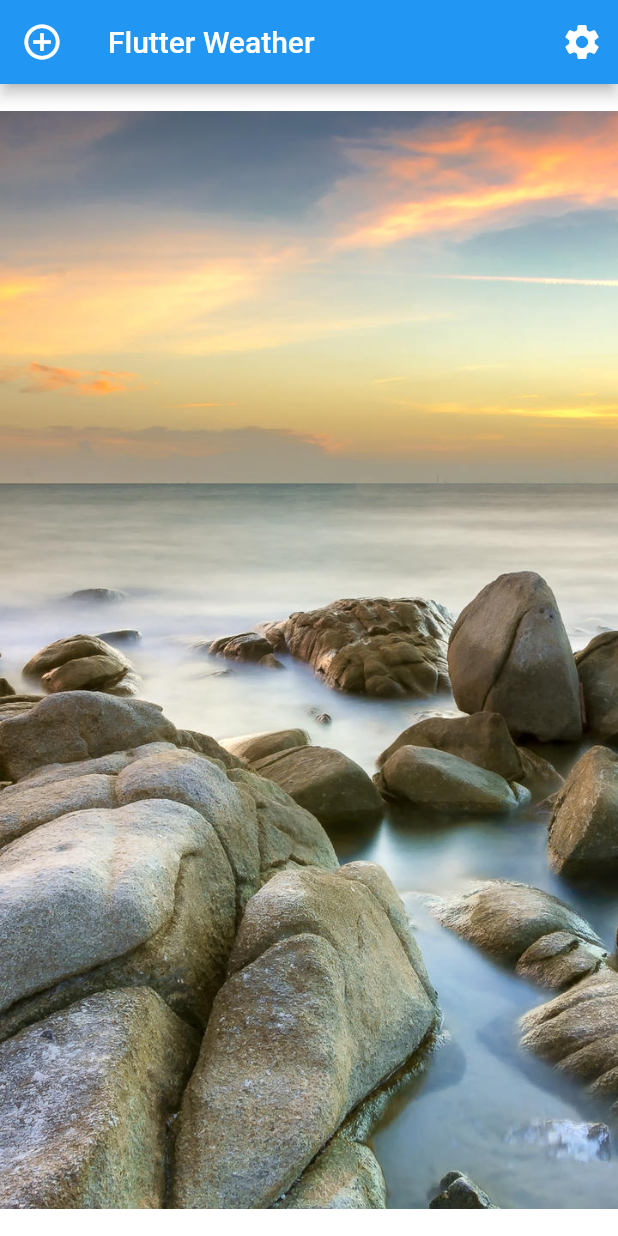
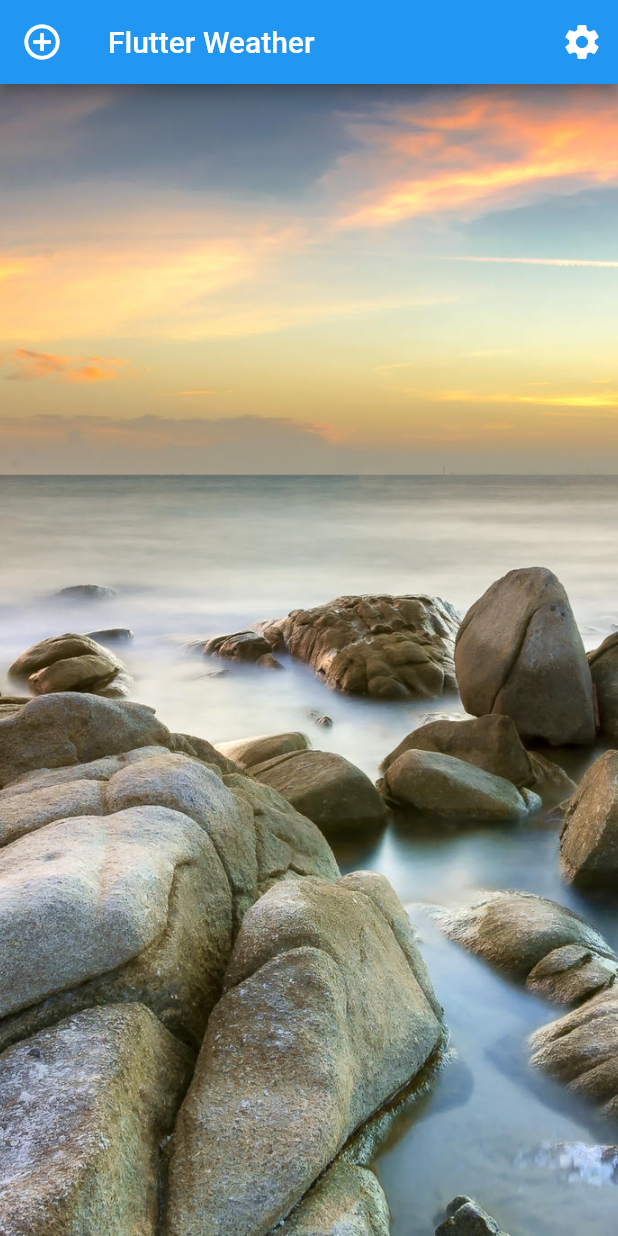
Before and after one commit to cxjwin/flutter_weather, a Flutter app: the screen it shows after launch, on a phone screen of 412 x 824 dp. Run offline on Flutter 3.47's test engine with Material 2 defaults, Android fonts, the phone set to English and light mode, and no system bars; our stand-ins replace charts_flutter, location, sqflite; missing offline and left inert: flutter_google_places, google_maps_webservice; accounts and stored records are empty.

Commit message:
background image display on iPhoneXR

```diff
--- a/lib/main.dart
+++ b/lib/main.dart
@@ -14,7 +14,7 @@ class MyApp extends StatelessWidget {
       theme: ThemeData(
         primarySwatch: Colors.blue,
       ),
-      debugShowCheckedModeBanner: true,
+      debugShowCheckedModeBanner: false,
       initialRoute: '/',
       routes: {
         '/': (context) => HomePage(),
--- a/lib/pages/home_page.dart
+++ b/lib/pages/home_page.dart
@@ -144,7 +144,7 @@ class _HomePageState extends State<HomePage> {
           decoration: BoxDecoration(
             image: DecorationImage(
               image: bgImage,
-              fit: BoxFit.fitWidth,
+              fit: BoxFit.cover,
             ),
           ),
           child: Column(
```
